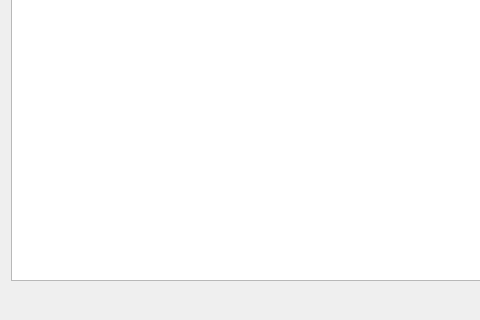
wario-land/WL4Editor, file Dialog/PatchManagerDialog.ui: the form before one commit; both pictures show x 0 to 480 and y 330 to 650 of the 975 by 650 pixel window.
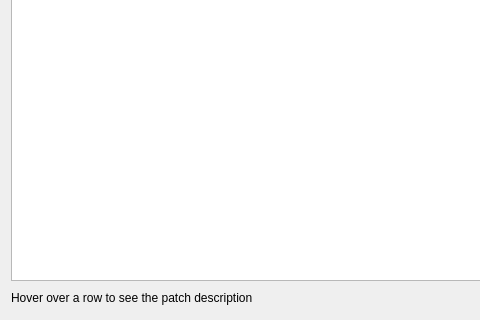
The form after the commit. Custom widgets are drawn as their Qt base class.

```diff
--- a/Dialog/PatchManagerDialog.ui
+++ b/Dialog/PatchManagerDialog.ui
@@ -29,6 +29,13 @@
    </item>
    <item>
     <layout class="QHBoxLayout" name="horizontalLayout">
+     <item>
+      <widget class="QLabel" name="tooltipHintLabel">
+       <property name="text">
+        <string>Hover over a row to see the patch description</string>
+       </property>
+      </widget>
+     </item>
      <item>
       <spacer name="horizontalSpacer">
        <property name="orientation">
```
